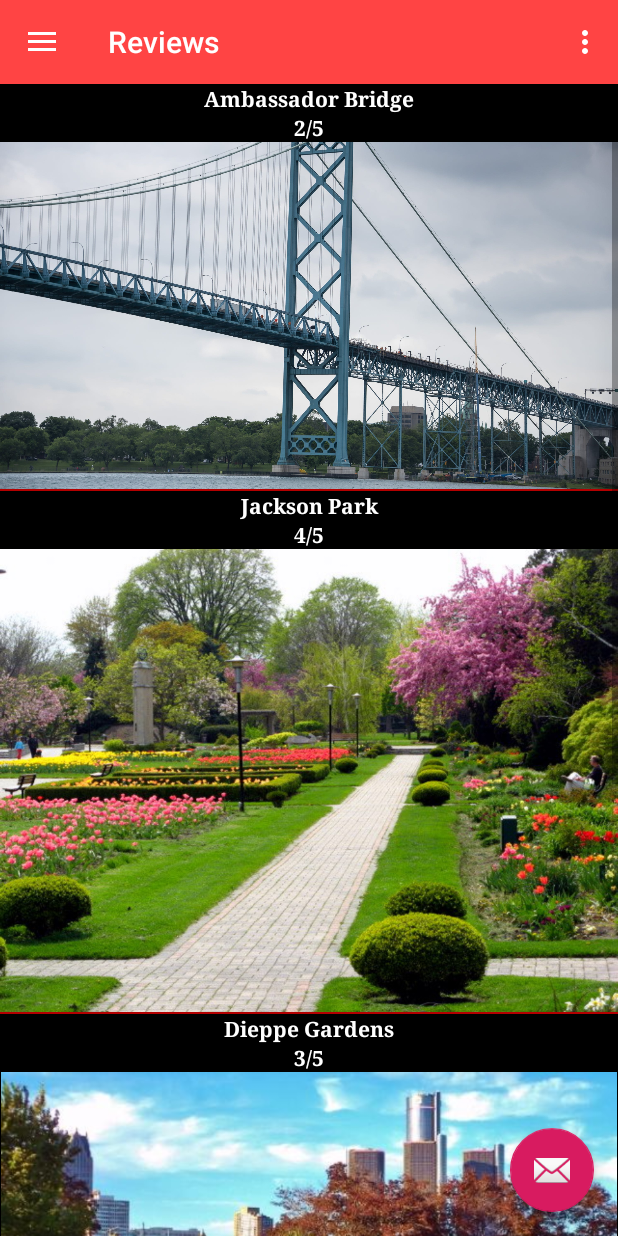
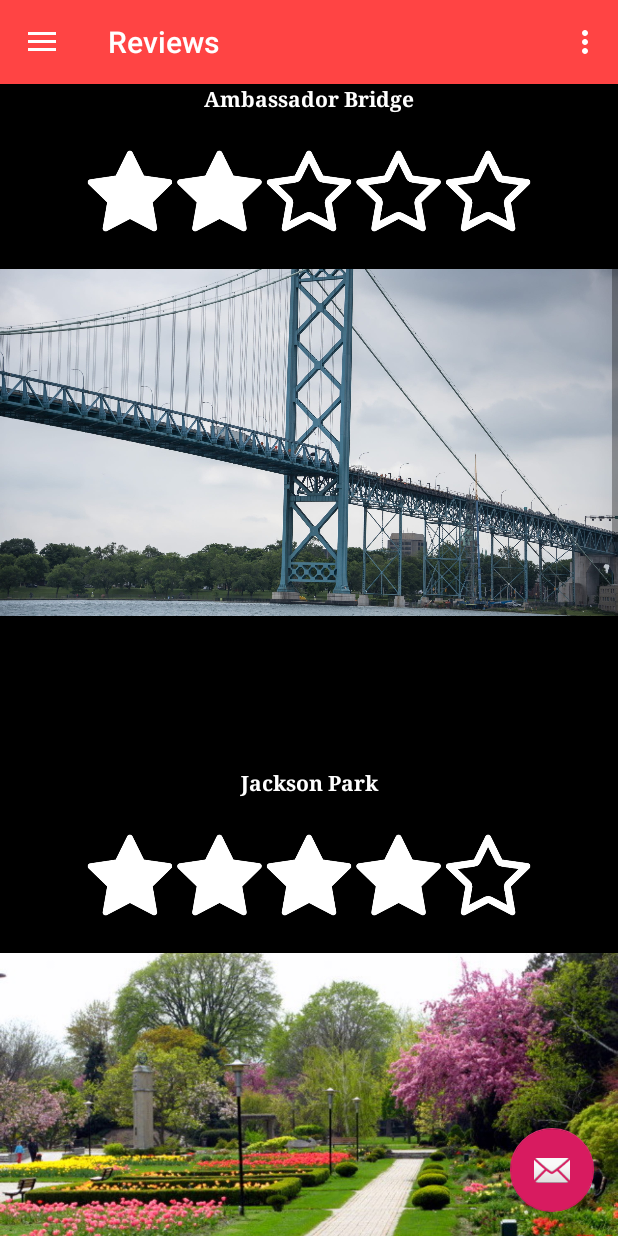
Before and after one commit to josephbumbacco/TouristApp, an Android app: the ReviewsDetails screen opened through its navigation route, in the side drawer, after a tap on "Reviews", on a phone screen of 412 x 824 dp. Run offline under Robolectric (Android 15) with nearby library versions, the phone set to English and light mode, and no system bars; our stand-ins replace navigation-ui.

Commit message:
#11 - Add Rating Image Created Rating Image Added rating image to Listview Items and too ReviewDetails

```diff
--- a/app/src/main/java/com/example/touristapp/Locations.java
+++ b/app/src/main/java/com/example/touristapp/Locations.java
@@ -7,16 +7,27 @@ public class Locations {
 
     private int locationImage;
 
+    private int ratingImage;
+
 
     public Locations(){
     }
 
 
 
-    public Locations(String locationName, String locationRating, int locationImage) {
+
+    public Locations(String locationName, int locationImage, int ratingImage) {
         this.locationName = locationName;
-        this.locationRating = locationRating;
         this.locationImage = locationImage;
+        this.ratingImage = ratingImage;
+    }
+
+    public int getRatingImage() {
+        return ratingImage;
+    }
+
+    public void setRatingImage(int ratingImage) {
+        this.ratingImage = ratingImage;
     }
 
     public int getLocationImage() {
@@ -36,15 +47,6 @@ public class Locations {
     }
 
 
-
-    public String getLocationRating() {
-        return locationRating;
-    }
-
-    public void setLocationRating(String locationRating) {
-        this.locationRating = locationRating;
-    }
-
     public String toString() {
         return this.locationName;
     }
--- a/app/src/main/java/com/example/touristapp/ReviewsDetails.java
+++ b/app/src/main/java/com/example/touristapp/ReviewsDetails.java
@@ -35,6 +35,7 @@ public class ReviewsDetails extends Fragment {
     public static TextView locationName;
     public static TextView locationDesc;
     public static ImageView locationImage;
+    public static ImageView ratingImage2;
 
     public ReviewsDetails() {
         // Required empty public constructor
@@ -50,7 +51,7 @@ public class ReviewsDetails extends Fragment {
         locationDesc = view.findViewById(R.id.textObj2);
 
         locationImage = view.findViewById(R.id.imageObj);
-
+        ratingImage2 = view.findViewById(R.id.ratingImage2);
 
        locationImage.setOnClickListener(new View.OnClickListener(){
            @Override
@@ -104,6 +105,7 @@ public class ReviewsDetails extends Fragment {
                locationName.setText("Ambassador Bridge");
                locationDesc.setText("The Ambassador Bridge is a suspension bridge which connects Detroit, MI to Windsor, ON. The bridge spans the Hudson River, and is a total of 7,490 feet long");
                locationImage.setImageResource(R.drawable.bridge);
+               ratingImage2.setImageResource(R.drawable.stars2);
                geoLocation = "google.navigation:q=42.311065, -83.068843&mode=w";
                break;
 
@@ -112,6 +114,7 @@ public class ReviewsDetails extends Fragment {
                locationName.setText("Jackson Park");
                locationDesc.setText("Jackson Park is a park which contains many  Memorials including both a World War II and Korean War Memorial. Jackson park also contains a wide variety of plants and vegetation");
                locationImage.setImageResource(R.drawable.jacksonpark);
+               ratingImage2.setImageResource(R.drawable.stars4);
                geoLocation = "google.navigation:q=42.295257, -83.022749&mode=w";
                break;
 
@@ -119,6 +122,7 @@ public class ReviewsDetails extends Fragment {
                locationName.setText("Dieppe Gardens");
                locationDesc.setText("Dieppe Garden is a riverfront park containing many Memorials to the Essex-Kent Scottish Regiment.");
                locationImage.setImageResource(R.drawable.gardens);
+               ratingImage2.setImageResource(R.drawable.stars3);
                geoLocation = "google.navigation:q=42.319895, -83.041199&mode=w";
                break;
 
@@ -126,6 +130,7 @@ public class ReviewsDetails extends Fragment {
                locationName.setText("Willistead Park");
                locationDesc.setText("Willistead Park is a park located in the Walkerville area of Windsor. This park contains over 300 trees, including Windsor's only persimmon, a tree native to the southern United States.");
                locationImage.setImageResource(R.drawable.willistead);
+               ratingImage2.setImageResource(R.drawable.stars4andhalf);
                geoLocation = "google.navigation:q=42.317968, -83.009958&mode=w";
                break;
 
--- a/app/src/main/java/com/example/touristapp/ReviewsFragment.java
+++ b/app/src/main/java/com/example/touristapp/ReviewsFragment.java
@@ -42,10 +42,10 @@ public class ReviewsFragment extends Fragment {
         listView = view.findViewById(R.id.locationsList);
 
         final ArrayList<Locations> locations = new ArrayList<>();
-        locations.add(new Locations("Ambassador Bridge","2/5", R.drawable.bridge));
-        locations.add(new Locations("Jackson Park","4/5", R.drawable.jacksonpark));
-        locations.add(new Locations("Dieppe Gardens","3/5", R.drawable.gardens));
-        locations.add(new Locations("Willistead Park","5/5", R.drawable.willistead));
+        locations.add(new Locations("Ambassador Bridge", R.drawable.bridge, R.drawable.stars2));
+        locations.add(new Locations("Jackson Park", R.drawable.jacksonpark, R.drawable.stars4));
+        locations.add(new Locations("Dieppe Gardens", R.drawable.gardens, R.drawable.stars3));
+        locations.add(new Locations("Willistead Park", R.drawable.willistead, R.drawable.stars4andhalf));
 
         //ArrayAdapter adapter = new ArrayAdapter(getContext(), android.R.layout.simple_list_item_1, locations);
 
@@ -74,11 +74,11 @@ public class ReviewsFragment extends Fragment {
             final TextView locationName = convertView.findViewById(R.id.topText);
             locationName.setText(item.getLocationName());
 
-            TextView locationRating = convertView.findViewById(R.id.bottomText);
-            locationRating.setText(item.getLocationRating());
-
             ImageView locationImage = convertView.findViewById(R.id.locationImage);
             locationImage.setImageResource(item.getLocationImage());
+
+            ImageView ratingImage = convertView.findViewById(R.id.ratingImage);
+            ratingImage.setImageResource(item.getRatingImage());
 
 
             convertView.findViewById(R.id.locationImage).setOnClickListener(new View.OnClickListener() {
--- a/app/src/main/res/layout/fragment_reviews.xml
+++ b/app/src/main/res/layout/fragment_reviews.xml
@@ -3,7 +3,7 @@
     xmlns:tools="http://schemas.android.com/tools"
     android:layout_width="match_parent"
     android:layout_height="match_parent"
-    android:background="@android:color/holo_red_dark"
+    android:background="@android:color/background_dark"
     android:orientation="vertical"
     tools:context=".ReviewsFragment">
 
--- a/app/src/main/res/layout/listview_item.xml
+++ b/app/src/main/res/layout/listview_item.xml
@@ -3,13 +3,13 @@
     xmlns:app="http://schemas.android.com/apk/res-auto"
     android:layout_width="match_parent"
     android:layout_height="match_parent"
+    android:background="@android:color/background_dark"
     android:orientation="vertical">
 
     <TextView
         android:id="@+id/topText"
         android:layout_width="match_parent"
         android:layout_height="wrap_content"
-        android:layout_gravity="top|left"
         android:layout_weight="0"
         android:background="@android:color/background_dark"
         android:fontFamily="serif"
@@ -18,18 +18,15 @@
         android:textColor="@android:color/background_light"
         android:textStyle="bold" />
 
-    <TextView
-        android:id="@+id/bottomText"
-        android:layout_width="match_parent"
+    <ImageView
+        android:id="@+id/ratingImage"
+        android:layout_width="500px"
         android:layout_height="wrap_content"
+        android:layout_gravity="center"
         android:layout_weight="0"
+        android:adjustViewBounds="true"
         android:background="@android:color/background_dark"
-        android:fontFamily="serif"
-        android:text="bottomText"
-        android:textAlignment="center"
-        android:textColor="@android:color/background_light"
-        android:textSize="14sp"
-        android:textStyle="bold" />
+        app:srcCompat="@drawable/stars0" />
 
     <ImageView
         android:id="@+id/locationImage"
@@ -39,6 +36,7 @@
         android:adjustViewBounds="true"
         android:background="@android:color/background_dark"
         android:cropToPadding="false"
+        android:paddingBottom="150px"
         app:srcCompat="@drawable/bridge" />
 
 </LinearLayout>
```
Also changed, not shown: app/src/main/java/com/example/touristapp/RandomLocation.java (+6 -1 lines), app/src/main/res/layout/fragment_reviews_details.xml (+12 -3 lines), app/src/main/res/drawable-v24/stars0.png (added), app/src/main/res/drawable-v24/stars1.png (added), app/src/main/res/drawable-v24/stars2.png (added), app/src/main/res/drawable-v24/stars2andhalf.png (added), app/src/main/res/drawable-v24/stars3.png (added), app/src/main/res/drawable-v24/stars4.png (added), app/src/main/res/drawable-v24/stars4andhalf.png (added), app/src/main/res/drawable-v24/stars5.png (added).
